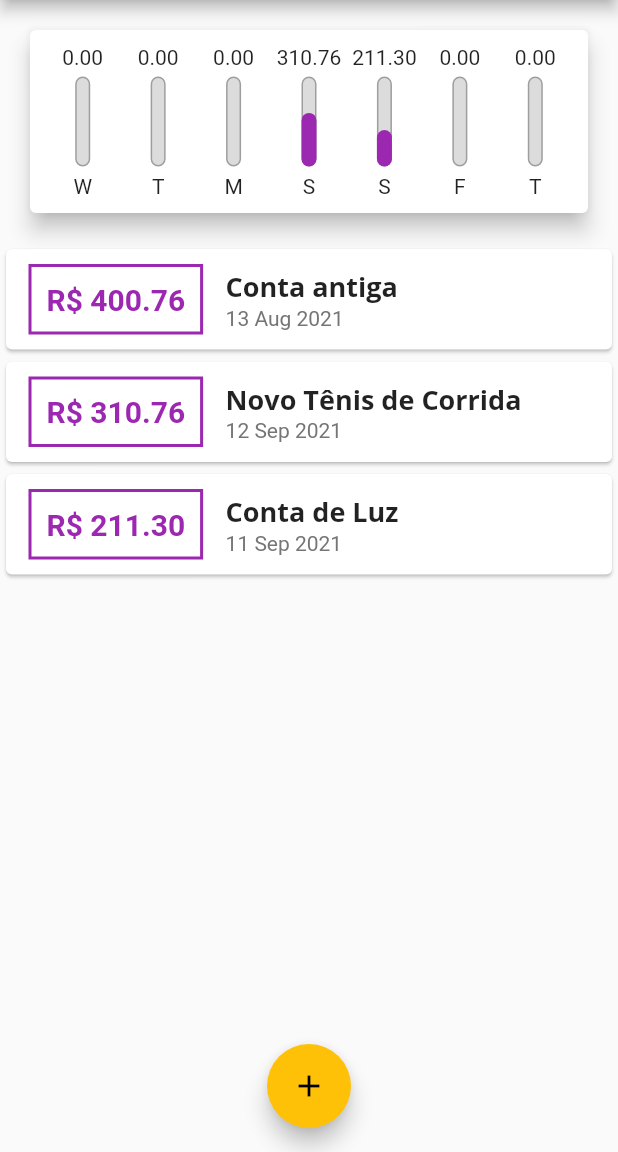
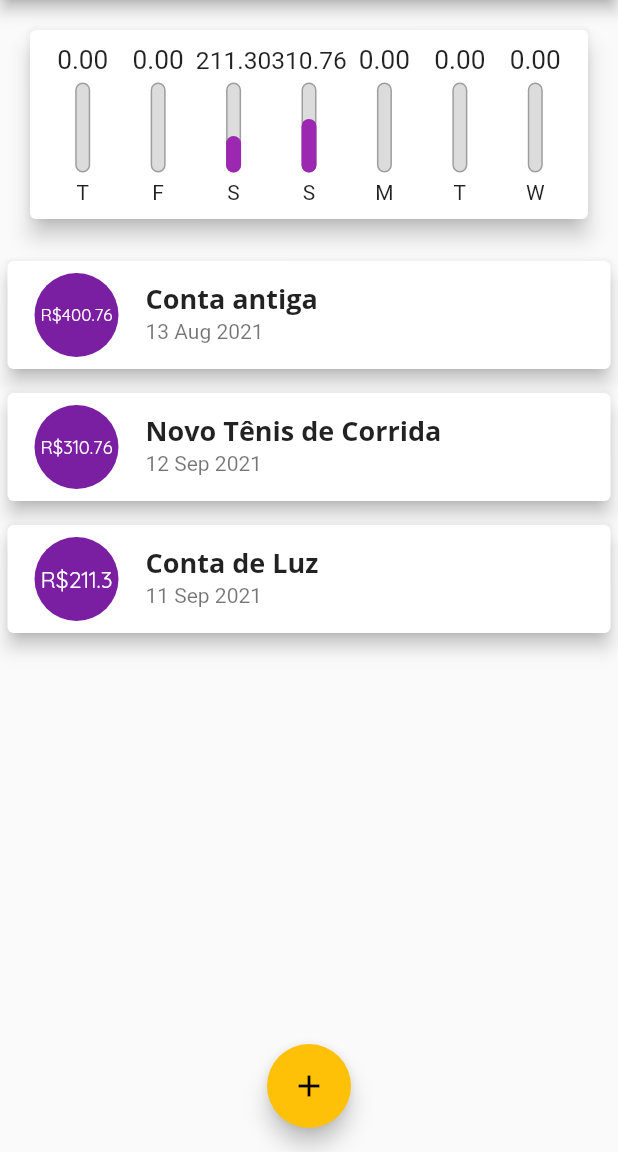
Before and after one commit to EricksonDutra/despesas_pessoais, a Flutter app: the screen it shows after launch, on a phone screen of 412 x 824 dp, the part 84-1236 px from its top. Run offline on Flutter 3.47's test engine with Material 2 defaults, Android fonts, the phone set to English and light mode, and no system bars.

Commit message:
chart final

```diff
--- a/lib/components/chart.dart
+++ b/lib/components/chart.dart
@@ -31,7 +31,7 @@ class Chart extends StatelessWidget {
         'day': DateFormat.E().format(weedkDay)[0],
         'value': totalSum,
       };
-    });
+    }).reversed.toList();
   }
 
   double get _weekTotalValue {
--- a/lib/components/chart_bar.dart
+++ b/lib/components/chart_bar.dart
@@ -15,8 +15,11 @@ class ChartBar extends StatelessWidget {
   Widget build(BuildContext context) {
     return Column(
       children: <Widget>[
-        FittedBox(
-          child: Text('${value.toStringAsFixed(2)}'),
+        Container(
+          height: 20,
+          child: FittedBox(
+            child: Text('${value.toStringAsFixed(2)}'),
+          ),
         ),
         SizedBox(height: 5),
         Container(
--- a/lib/components/transaction_list.dart
+++ b/lib/components/transaction_list.dart
@@ -34,45 +34,28 @@ class TransactionList extends StatelessWidget {
               itemBuilder: (ctx, index) {
                 final tr = transactions[index];
                 return Card(
-                  child: Row(
-                    children: <Widget>[
-                      Container(
+                  elevation: 5,
                   margin: EdgeInsets.symmetric(
-                          horizontal: 15,
-                          vertical: 10,
+                    vertical: 8,
+                    horizontal: 5,
                   ),
-                        decoration: BoxDecoration(
-                          border: Border.all(
-                            color: Theme.of(context).primaryColor,
-                            width: 2,
-                          ),
-                        ),
-                        padding: EdgeInsets.all(10),
-                        child: Text(
-                          'R\$ ${tr.value.toStringAsFixed(2)}',
-                          style: TextStyle(
-                            fontWeight: FontWeight.bold,
-                            fontSize: 20,
-                            color: Theme.of(context).primaryColor,
+                  child: ListTile(
+                    leading: CircleAvatar(
+                      radius: 30,
+                      child: Padding(
+                        padding: const EdgeInsets.all(6),
+                        child: FittedBox(
+                          child: Text('R\$${tr.value}'),
                         ),
                       ),
                     ),
-                      Column(
-                        crossAxisAlignment: CrossAxisAlignment.start,
-                        children: <Widget>[
-                          Text(
+                    title: Text(
                       tr.title,
                       style: Theme.of(context).textTheme.headline6,
                     ),
-                          Text(
+                    subtitle: Text(
                       DateFormat('d MMM y').format(tr.date),
-                            style: TextStyle(
-                              color: Colors.grey[600],
                     ),
-                          ),
-                        ],
-                      ),
-                    ],
                   ),
                 );
               },
```
Lines whose indentation alone changed are shown as unchanged.
